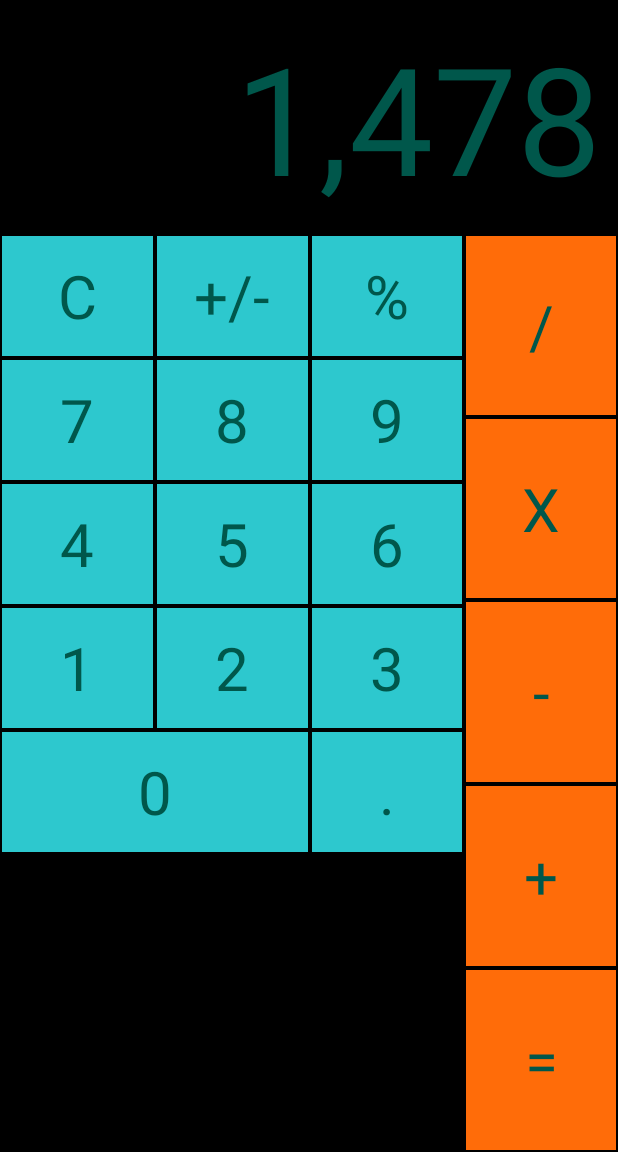
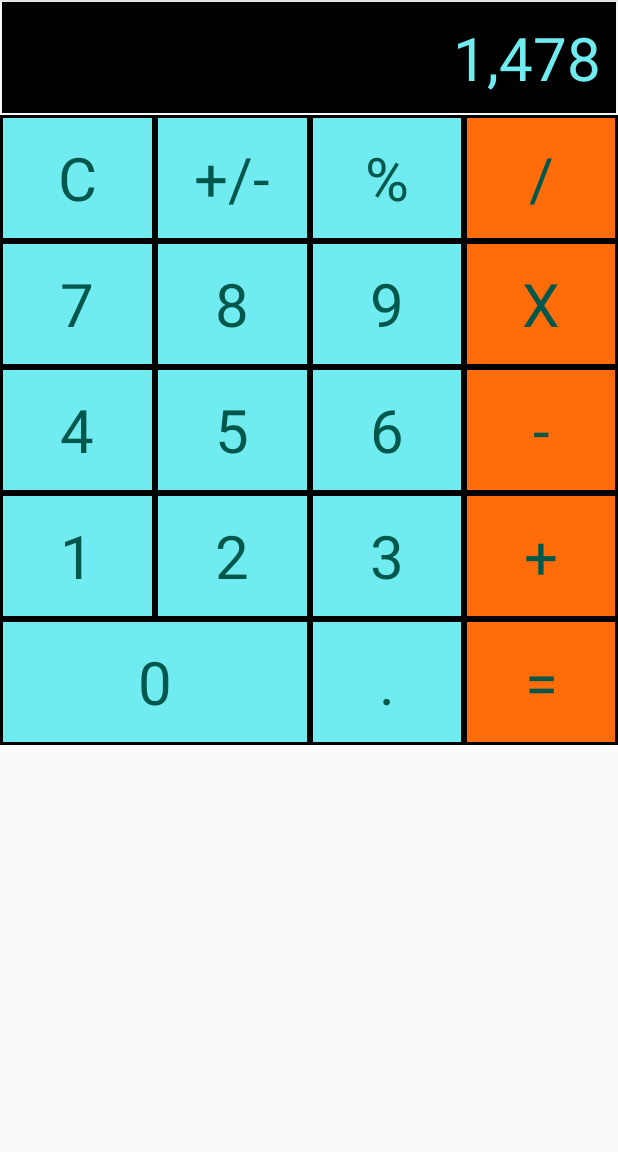
Before and after one commit to denlog1977/3.1.2_Layouts_calculator_operations, an Android app: the screen it shows after launch (MainActivity), on a phone screen of 412 x 824 dp, the part 84-1236 px from its top. Run offline under Robolectric (Android 15) with nearby library versions, the phone set to English and light mode, and no system bars.

Commit message:
margin 2dp

```diff
--- a/app/src/main/res/layout/activity_main.xml
+++ b/app/src/main/res/layout/activity_main.xml
@@ -4,47 +4,51 @@
     xmlns:tools="http://schemas.android.com/tools"
     android:layout_width="match_parent"
     android:layout_height="match_parent"
-    tools:context=".MainActivity"
-    android:background="@color/colorBlack">
+    tools:context=".MainActivity">
 
         <TextView
-            style="@style/FontTheme40_nobackground"
+            style="@style/FontTheme40InputNumbers"
             android:id="@+id/textViewInputNumbers"
             android:layout_width="match_parent"
+            android:layout_height="wrap_content"
             android:layout_weight="1"
             android:text="@string/textViewInputNumbers" />
 
         <LinearLayout
             android:id="@+id/r0"
             android:layout_width="match_parent"
-            android:layout_height="match_parent"
+            android:layout_height="wrap_content"
             android:layout_below="@id/textViewInputNumbers"
             android:orientation="horizontal"
-            android:background="@color/colorBlack">
+            android:baselineAligned="false">
 
             <LinearLayout
                 android:id="@+id/column0"
                 android:layout_width="match_parent"
-                android:layout_height="match_parent"
-                android:orientation="vertical"
-                android:layout_weight="1">
+                android:layout_height="wrap_content"
+                android:layout_weight="1"
+                android:orientation="vertical">
 
                 <LinearLayout
                     android:id="@+id/row0"
                     android:layout_width="match_parent"
                     android:layout_height="wrap_content"
+                    android:background="@color/colorBlack"
                     android:orientation="horizontal">
+
                     <TextView
+                        android:id="@+id/textViewButtonC"
                         style="@style/FontTheme40"
-                        android:id="@+id/textViewButtonC"
                         android:text="@string/textViewButtonC" />
+
                     <TextView
+                        android:id="@+id/textViewButtonPlusMinus"
                         style="@style/FontTheme40"
-                        android:id="@+id/textViewButtonPlusMinus"
                         android:text="@string/textViewButtonPlusMinus" />
+
                     <TextView
+                        android:id="@+id/textViewButtonPercent"
                         style="@style/FontTheme40"
-                        android:id="@+id/textViewButtonPercent"
                         android:text="@string/textViewButtonPercent" />
                 </LinearLayout>
 
@@ -52,18 +56,22 @@
                     android:id="@+id/row1"
                     android:layout_width="match_parent"
                     android:layout_height="wrap_content"
+                    android:background="@color/colorBlack"
                     android:orientation="horizontal">
+
                     <TextView
+                        android:id="@+id/textViewButton7"
                         style="@style/FontTheme40"
-                        android:id="@+id/textViewButton7"
                         android:text="@string/textViewButton7" />
+
                     <TextView
+                        android:id="@+id/textViewButton8"
                         style="@style/FontTheme40"
-                        android:id="@+id/textViewButton8"
                         android:text="@string/textViewButton8" />
+
                     <TextView
+                        android:id="@+id/textViewButton9"
                         style="@style/FontTheme40"
-                        android:id="@+id/textViewButton9"
                         android:text="@string/textViewButton9" />
                 </LinearLayout>
 
@@ -71,18 +79,22 @@
                     android:id="@+id/row2"
                     android:layout_width="match_parent"
                     android:layout_height="wrap_content"
+                    android:background="@color/colorBlack"
                     android:orientation="horizontal">
+
                     <TextView
+                        android:id="@+id/textViewButton4"
                         style="@style/FontTheme40"
-                        android:id="@+id/textViewButton4"
                         android:text="@string/textViewButton4" />
+
                     <TextView
+                        android:id="@+id/textViewButton5"
                         style="@style/FontTheme40"
-                        android:id="@+id/textViewButton5"
                         android:text="@string/textViewButton5" />
+
                     <TextView
+                        android:id="@+id/textViewButton6"
                         style="@style/FontTheme40"
-                        android:id="@+id/textViewButton6"
                         android:text="@string/textViewButton6" />
                 </LinearLayout>
 
@@ -90,18 +102,22 @@
                     android:id="@+id/row3"
                     android:layout_width="match_parent"
                     android:layout_height="wrap_content"
+                    android:background="@color/colorBlack"
                     android:orientation="horizontal">
+
                     <TextView
+                        android:id="@+id/textViewButton1"
                         style="@style/FontTheme40"
-                        android:id="@+id/textViewButton1"
                         android:text="@string/textViewButton1" />
+
                     <TextView
+                        android:id="@+id/textViewButton2"
                         style="@style/FontTheme40"
-                        android:id="@+id/textViewButton2"
                         android:text="@string/textViewButton2" />
+
                     <TextView
+                        android:id="@+id/textViewButton3"
                         style="@style/FontTheme40"
-                        android:id="@+id/textViewButton3"
                         android:text="@string/textViewButton3" />
                 </LinearLayout>
 
@@ -109,17 +125,20 @@
                     android:id="@+id/row4"
                     android:layout_width="match_parent"
                     android:layout_height="wrap_content"
+                    android:background="@color/colorBlack"
                     android:orientation="horizontal">
+
                     <TextView
+                        android:id="@+id/textViewButton0"
                         style="@style/FontTheme40"
-                        android:id="@+id/textViewButton0"
-                        android:text="@string/textViewButton0"
-                        android:layout_weight="1" />
+                        android:layout_weight="1"
+                        android:text="@string/textViewButton0" />
+
                     <TextView
+                        android:id="@+id/textViewButtonDot"
                         style="@style/FontTheme40"
-                        android:id="@+id/textViewButtonDot"
-                        android:text="@string/textViewButtonDot"
-                        android:layout_weight="2"/>
+                        android:layout_weight="2"
+                        android:text="@string/textViewButtonDot" />
                 </LinearLayout>
 
             </LinearLayout>
@@ -127,9 +146,10 @@
             <LinearLayout
                 android:id="@+id/column1"
                 android:layout_width="match_parent"
-                android:layout_height="match_parent"
+                android:layout_height="wrap_content"
                 android:orientation="vertical"
-                android:layout_weight="3">
+                android:layout_weight="3"
+                android:background="@color/colorBlack">
 
                 <TextView
                     style="@style/FontTheme40_Orange"
--- a/app/src/main/res/values/colors.xml
+++ b/app/src/main/res/values/colors.xml
@@ -4,7 +4,7 @@
     <color name="colorPrimaryDark">#00574B</color>
     <color name="colorAccent">#D81B60</color>
     <color name="colorBackground">#00BCD4</color>
-    <color name="colorButton">#2DC8CE</color>
+    <color name="colorButton">#70ECF1</color>
     <color name="colorExample">#14FF2D</color>
     <color name="colorBlack">#000000</color>
     <color name="colorOrange">#FF6C09</color>
--- a/app/src/main/res/values/styles.xml
+++ b/app/src/main/res/values/styles.xml
@@ -16,8 +16,20 @@
         <item name="android:layout_width">match_parent</item>
         <item name="android:layout_height">80dp</item>
         <item name="android:layout_weight">1</item>
+        <item name="android:layout_margin">2dp</item>
+        <item name="android:background">@color/colorButton</item>
+    </style>
+    <style name="FontTheme40InputNumbers" parent="Theme.AppCompat.Light.DarkActionBar">
+        <item name="android:textSize">40sp</item>
+        <item name="android:textColor">@color/colorButton</item>
+        <item name="android:gravity">center|right</item>
+<!--        <item name="android:textAlignment">center</item>-->
+        <item name="android:padding">10dp</item>
+        <item name="android:layout_width">match_parent</item>
+        <item name="android:layout_height">80dp</item>
+<!--        <item name="android:layout_weight">1</item>-->
         <item name="android:layout_margin">1dp</item>
-        <item name="android:background">@color/colorButton</item>
+        <item name="android:background">@color/colorBlack</item>
     </style>
 
     <style name="FontTheme40_Orange" parent="Theme.AppCompat.Light.DarkActionBar">
@@ -28,7 +40,7 @@
         <item name="android:layout_width">match_parent</item>
         <item name="android:layout_height">80dp</item>
         <item name="android:layout_weight">1</item>
-        <item name="android:layout_margin">1dp</item>
+        <item name="android:layout_margin">2dp</item>
         <item name="android:background">@color/colorOrange</item>
     </style>
 
```
